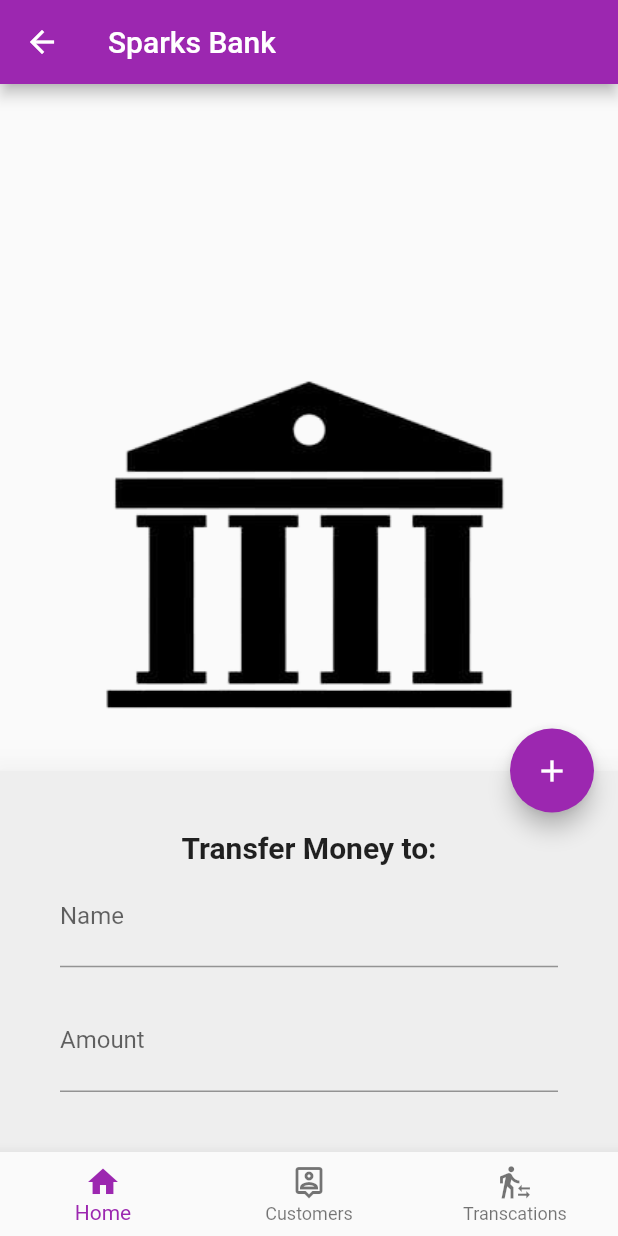
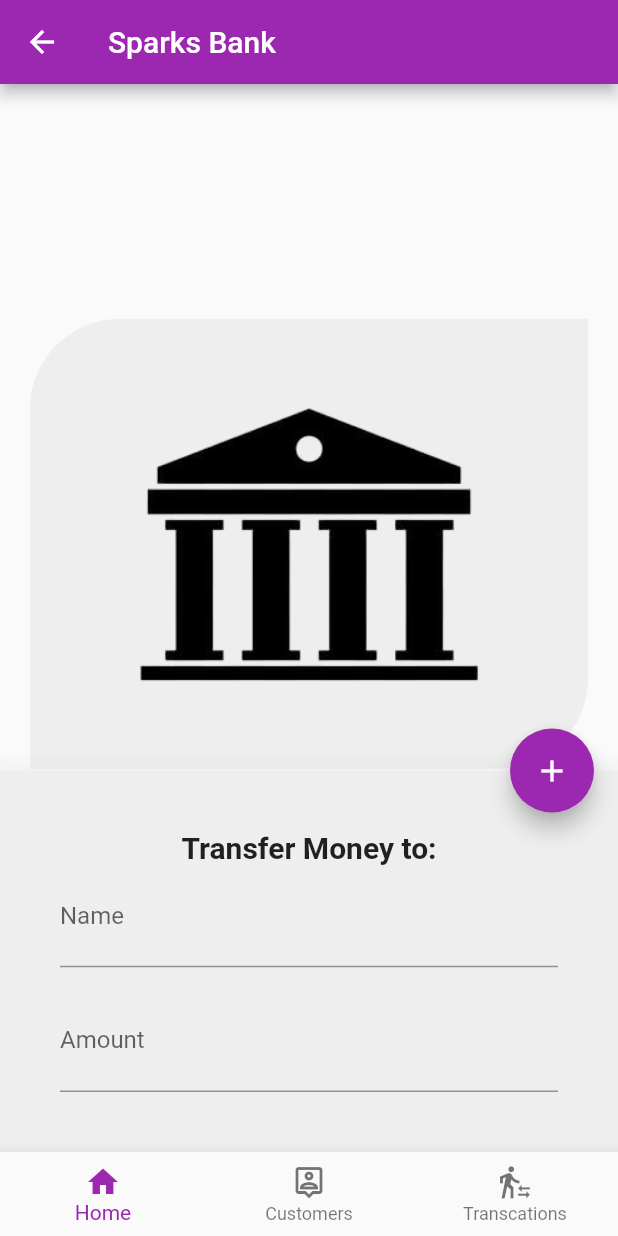
Before and after one commit to bassantAyman323/BankApp, a Flutter app: the screen it shows after launch, after a tap on the "edit" icon, on a phone screen of 412 x 824 dp. Run offline on Flutter 3.47's test engine with Material 2 defaults, Android fonts, the phone set to English and light mode, and no system bars; our stand-ins replace bloc, conditional_builder, flutter_bloc, hexcolor, sqflite; accounts and stored records are empty.

Commit message:
initial commit

```diff
--- a/lib/main.dart
+++ b/lib/main.dart
@@ -67,6 +67,7 @@ class MyHomePage extends StatelessWidget {
       create: (BuildContext context)=>AppCubit()..createDatabase(),
       child: BlocConsumer<AppCubit,AppStates>(
         listener: (BuildContext context, AppStates states) {
+
           if(states is AppInsertDataBaseState){
               Navigator.pop(context);
           }
@@ -90,7 +91,7 @@ class MyHomePage extends StatelessWidget {
             if(cubit.isbottomsheet){
 
                 if(formKey.currentState!.validate()){
-                  cubit.insertToDatabase(name: nameController.text, balance: amountController.text);
+               //   cubit.insertToDatabase(name: "bassant", balance: "2000");
                   // insertToDatabase(name:nameController.text ,balance:amountController.text ).then((value){
 
                   //   isbottomsheet=false;
--- a/lib/screens/HomeScreen.dart
+++ b/lib/screens/HomeScreen.dart
@@ -15,24 +15,31 @@ class HomeScreen extends StatelessWidget {
 mainAxisAlignment: MainAxisAlignment.center,
        children: [
 
-         Image(image:AssetImage('assets/7a365bca8c9383cfe6d0344978a68b47-removebg-preview.png'),fit: BoxFit.contain,),
-         // SizedBox(height: 5,),
+       // Expanded(child: Image(image:AssetImage('assets/7a365bca8c9383cfe6d0344978a68b47-removebg-preview.png'),fit: BoxFit.contain,)),
          Container(
-
+            height: 300,
            width: double.infinity,
            child: Padding(
              padding: const EdgeInsets.all(15.0),
-             child: Text(
-               'Sparks Bank, is a new virtual bank. to enjoy the VR experience, while doing all your needs.',
-               style: TextStyle(color: Colors.black,fontSize: 20,fontWeight: FontWeight.w400),),
+
            ),
            decoration: BoxDecoration(
+             image: DecorationImage(image: AssetImage('assets/7a365bca8c9383cfe6d0344978a68b47-removebg-preview.png'),fit: BoxFit.contain,
 
-               borderRadius: BorderRadius.only(bottomRight:Radius.circular(30),topLeft: Radius.circular(30)),
+             ),
 
-               color:HexColor('#bfbdca')
+               borderRadius: BorderRadius.only(bottomRight:Radius.circular(60),topLeft: Radius.circular(60)),
+
+               color:Colors.grey[200],
 
            ),
+         ),
+         SizedBox(height: 10,),
+         Padding(
+           padding: const EdgeInsets.all(10.0),
+           child: Text(
+             'Sparks Bank, is a new virtual bank. to enjoy the VR experience, while doing all your needs.',
+             style: TextStyle(color: Colors.black,fontSize: 20,fontWeight: FontWeight.w400),),
          ),
        ],
       ),
--- a/lib/shared/cubit/cubit.dart
+++ b/lib/shared/cubit/cubit.dart
@@ -43,14 +43,33 @@ class AppCubit extends Cubit<AppStates>{
         version: 1,
         onCreate: (database,version){
           print('database created');
-           database.execute('CREATE TABLE Test (id INTEGER PRIMARY KEY, name TEXT, balance TEXT)');
+           database.execute('CREATE TABLE Test (id INTEGER PRIMARY KEY, name TEXT,email TEXT, balance TEXT,transactions TEXT)');
           print('table created');
+         database.transaction((txn)async{
+            await txn.rawInsert('INSERT INTO Test(name,balance,email) VALUES("lila","5000","lila@gmail.com")')
+                .then((value){ print("$value inserted successfully");})
+                .catchError((error){print("error when inserting  Record ${error.toString()}");});
+            await txn.rawInsert('INSERT INTO Test(name,balance,email) VALUES("bassant","5500","bassant@gmail.com")')
+                .then((value){ print("$value inserted successfully");})
+                .catchError((error){print("error when inserting  Record ${error.toString()}");});
+            await txn.rawInsert('INSERT INTO Test(name,balance,email) VALUES("Arwa","60000","Arwa@gmail.com")')
+                .then((value){ print("$value inserted successfully");})
+                .catchError((error){print("error when inserting  Record ${error.toString()}");});
+            await txn.rawInsert('INSERT INTO Test(name,balance,email) VALUES("Selim","2000","selim@gmail.com")')
+                .then((value){ print("$value inserted successfully");})
+                .catchError((error){print("error when inserting  Record ${error.toString()}");});
+
+
+          });
+
 
         },onOpen: (database){
       getDataFromDataBase(database).then((value) {
         data=value;
         print(data);
+
         emit(AppGetDataBaseState());
+
       }
       );
       print('database opened');
@@ -59,20 +78,26 @@ class AppCubit extends Cubit<AppStates>{
     },
     ).then((value) {
       database = value;
+      // Insert some records in a transaction
+
+
       emit(AppCreateDataBaseState());
     }
     );
 
+
   }
-   insertToDatabase({required String name,required String balance})async{
+   insertToDatabase()async{
    await database.transaction((txn)async{
-      await txn.rawInsert('INSERT INTO Test(name,balance) VALUES("$name","$balance")').then(
+      await txn.rawInsert('INSERT INTO Test(name,balance,email) VALUES("lila","12","toto@gmail.com")').then(
               (value){ print("$value inserted successfully");
               emit(AppInsertDataBaseState());
+
               getDataFromDataBase(database).then((value) {
                 data=value;
                 print(data);
                 emit(AppGetDataBaseState());
+
               }
               );
               }).catchError((error){
```
Also changed, not shown: lib/screens/Customers.dart (+97 -1 lines), lib/screens/Transcations.dart (+6 -2 lines), lib/shared/cubit/states.dart (line endings or trailing spaces).
